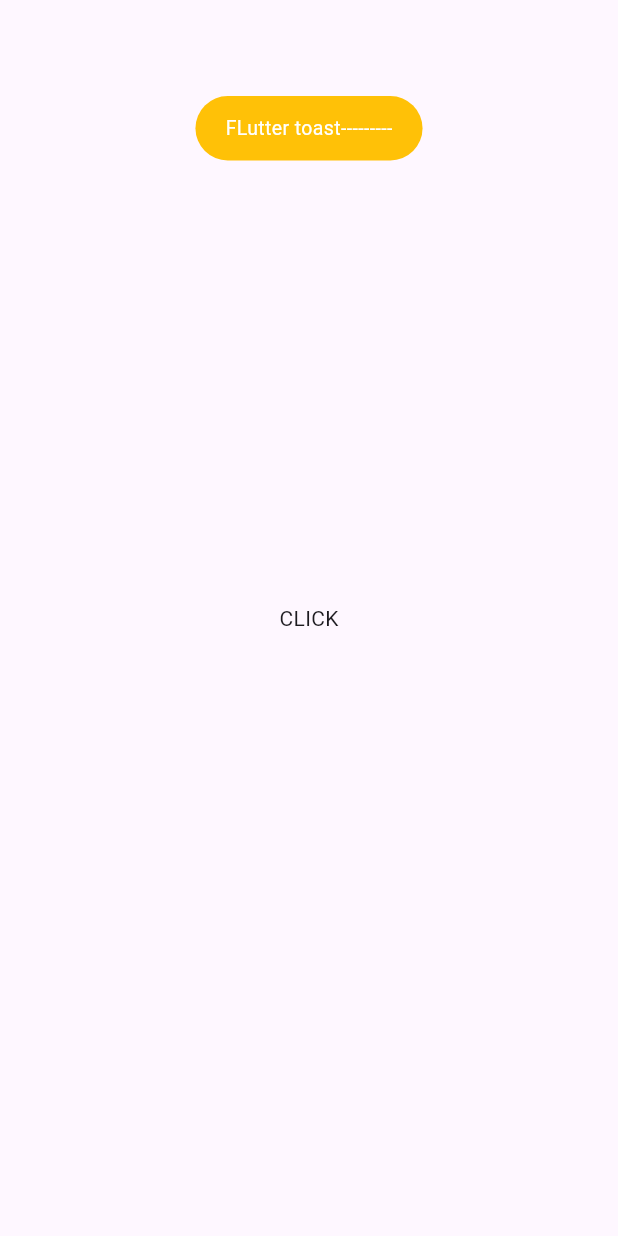
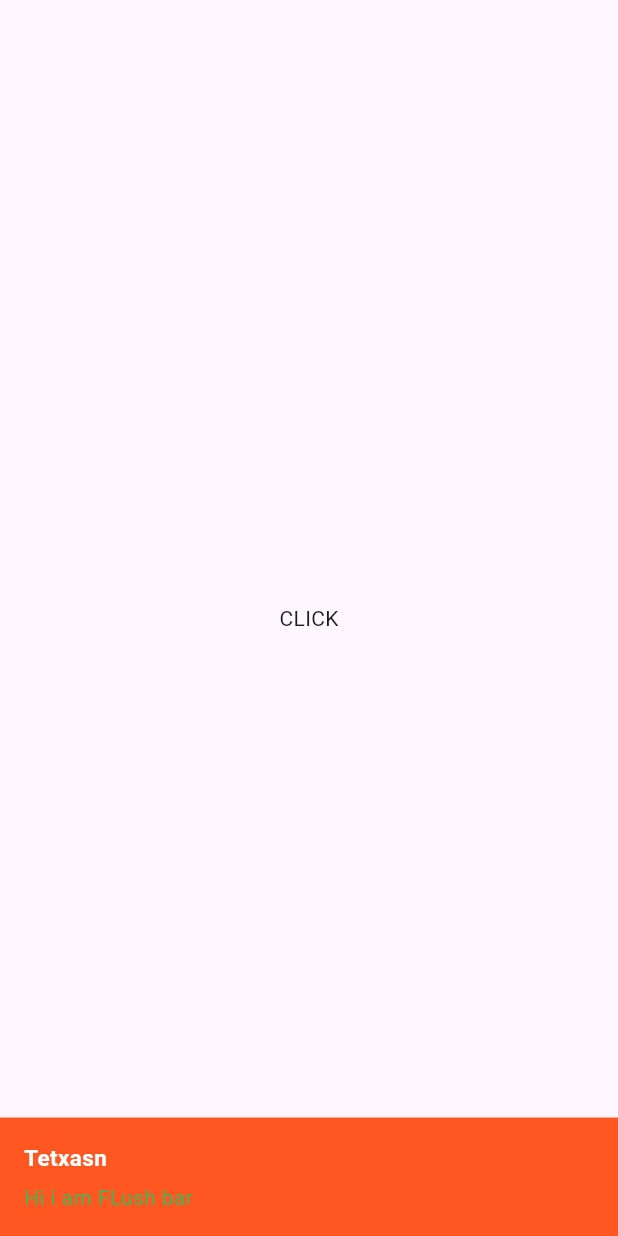
Before and after one commit to zainsh098/flutter_mvvm_provider_2023, a Flutter app: the screen it shows after launch, after a tap on "CLICK", on a phone screen of 412 x 824 dp. Run offline on Flutter 3.47's test engine with Material 2 defaults, Android fonts, the phone set to English and light mode, and no system bars; drawn by our look-alikes of another_flushbar; our stand-ins replace fluttertoast.

Commit message:
Flush Bar Added

```diff
--- a/lib/utils/utils.dart
+++ b/lib/utils/utils.dart
@@ -19,8 +19,15 @@ class Utils {
     showFlushbar(context: context,
         flushbar:Flushbar(
           message: message,
+           backgroundColor: Colors.deepOrange,
+          title:'Tetxasn',messageColor: Colors.green,
 
-        ));
+
+
+
+          duration: Duration(seconds: 10),
+
+        )..show(context),);
 
 
 
--- a/lib/view/login_screen.dart
+++ b/lib/view/login_screen.dart
@@ -20,7 +20,8 @@ class _LoginScreenState extends State<LoginScreen> {
         child: InkWell(
           onTap: (){
            // Navigator.pushNamed(context, RoutesName.home);
-            Utils.toastMessage('FLutter toast---------');
+            //Utils.toastMessage('FLutter toast---------');
+            Utils.flushbarErrorMessage('Hi i am FLush bar', context);
           },
 
           child: const Text('CLICK'),
```
